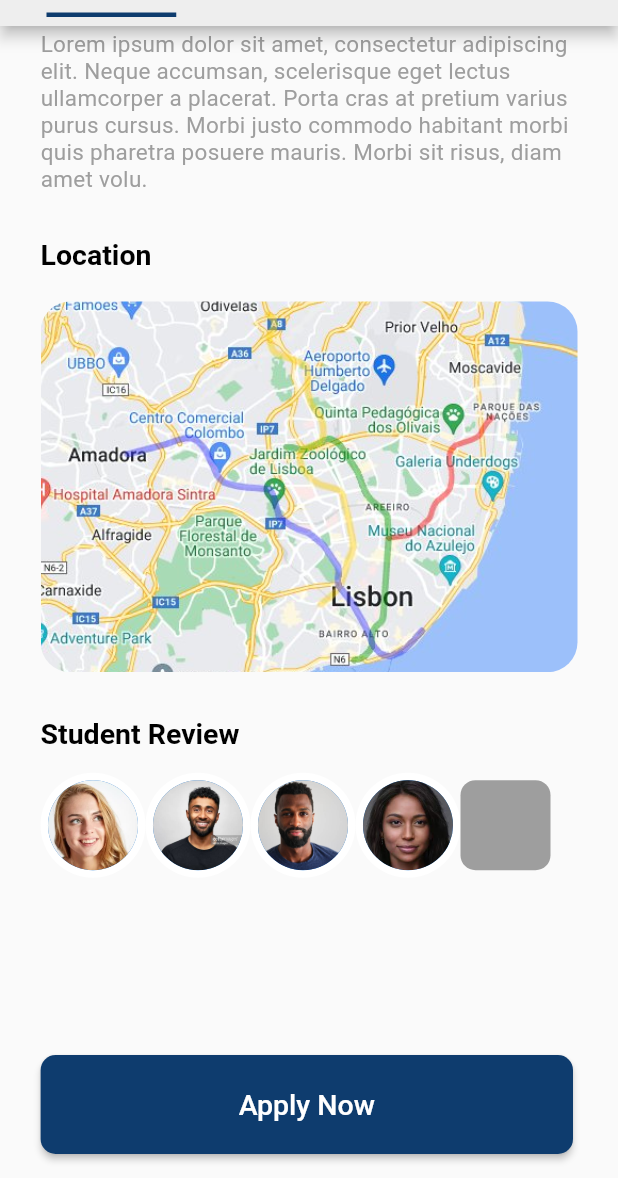
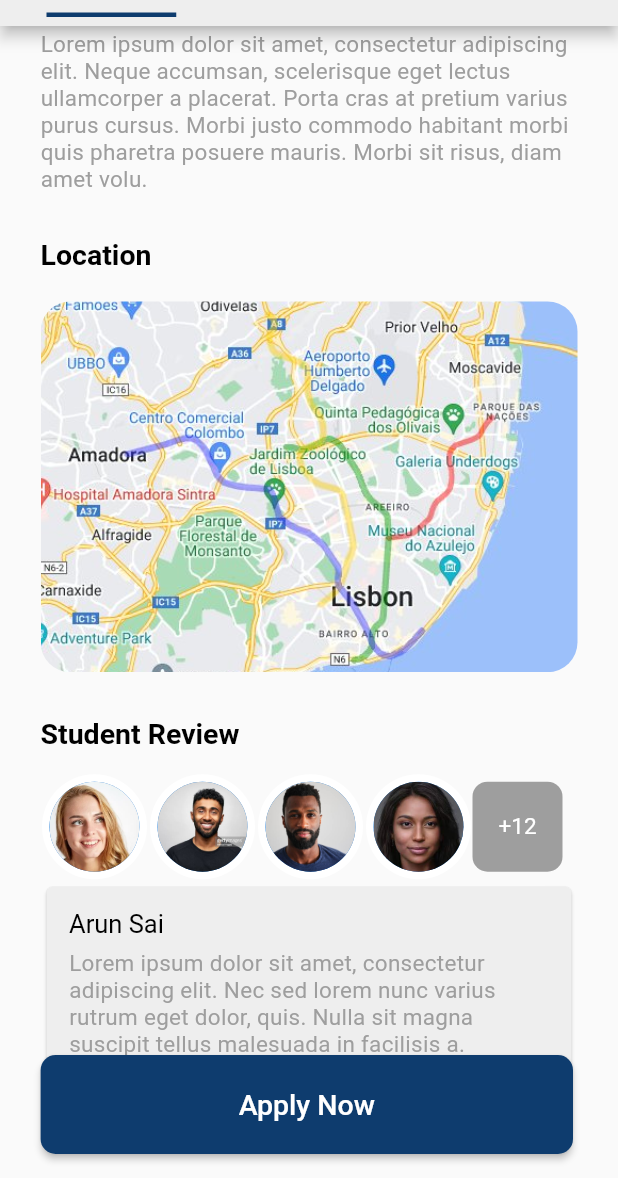
Before and after one commit to destifo/college_app, a Flutter app: the DetailScreen2 screen opened directly, scrolled down 441 dp, on a phone screen of 412 x 824 dp, the part 58-1236 px from its top. Run offline on Flutter 3.47's test engine with Material 2 defaults, Android fonts, the light colour scheme and no system bars; our stand-ins replace carousel_slider, persistent_bottom_nav_bar, smooth_page_indicator.

Commit message:
done half of the hostel facility page

```diff
--- a/lib/widgets/circle_image.dart
+++ b/lib/widgets/circle_image.dart
@@ -13,14 +13,16 @@ class CircleImage extends StatelessWidget {
   @override
   Widget build(BuildContext context) {
 // 3
-    return CircleAvatar(
-      backgroundColor: Colors.white,
-      radius: imageRadius,
-// 4
+    return Container(
+      margin: const EdgeInsets.all(1),
       child: CircleAvatar(
-
-        radius: imageRadius - 5,
-        backgroundImage: imageProvider,
+        backgroundColor: Colors.white,
+        radius: imageRadius,
+        // 4
+        child: CircleAvatar(
+          radius: imageRadius - 5,
+          backgroundImage: imageProvider,
+        ),
       ),
     );
   }
--- a/lib/widgets/detail_screen2.dart
+++ b/lib/widgets/detail_screen2.dart
@@ -1,6 +1,9 @@
+import 'package:carousel_slider/carousel_slider.dart';
+import 'package:college_app/widgets/bedIcon.dart';
 import 'package:college_app/widgets/circle_image.dart';
 import 'package:college_app/widgets/college_card2.dart';
 import 'package:flutter/material.dart';
+import 'package:smooth_page_indicator/smooth_page_indicator.dart';
 
 import '../widgets/tab_bar_item.dart';
 
@@ -20,6 +23,16 @@ class _DetailScreenState2 extends State<DetailScreen2>
     tabController = TabController(length: 4, vsync: this);
     super.initState();
   }
+
+  int _activeIndex = 0;
+
+  List<ImageProvider> images = const [
+    AssetImage('assets/images/bed1.jpg'),
+    AssetImage('assets/images/bed2.jpg'),
+    AssetImage('assets/images/bed3.jpg'),
+    AssetImage('assets/images/bed4.jpg'),
+    AssetImage('assets/images/bed5.jpg'),
+  ];
 
   @override
   Widget build(BuildContext context) {
@@ -46,6 +59,18 @@ class _DetailScreenState2 extends State<DetailScreen2>
             ),
           ),
         ],
+      );
+    }
+
+    Widget buildIndicator() {
+      return AnimatedSmoothIndicator(
+        activeIndex: _activeIndex,
+        count: images.length,
+        effect: SlideEffect(
+          dotHeight: 12,
+          dotWidth: 12,
+          activeDotColor: Colors.black,
+        ),
       );
     }
 
@@ -118,16 +143,100 @@ class _DetailScreenState2 extends State<DetailScreen2>
                   color: Colors.grey,
                   borderRadius: BorderRadius.circular(10),
                 ),
-              )
+                child: Center(child: const Text('+12')),
+              ),
             ],
+          ),
+          Card(
+            color: Colors.grey.shade200,
+            child: Container(
+              padding: const EdgeInsets.all(15),
+              child: Column(
+                  crossAxisAlignment: CrossAxisAlignment.start,
+                  children: [
+                    const Text('Arun Sai',
+                        style: TextStyle(
+                          color: Colors.black,
+                          fontSize: 17,
+                          fontWeight: FontWeight.w400,
+                        )),
+                    const SizedBox(
+                      height: 7,
+                    ),
+                    const Text(
+                      'Lorem ipsum dolor sit amet, consectetur adipiscing elit. Nec sed lorem nunc varius rutrum eget dolor, quis. Nulla sit magna suscipit tellus malesuada in facilisis a.',
+                      style: TextStyle(color: Colors.grey, letterSpacing: 0.2),
+                    ),
+                    const SizedBox(
+                      height: 5,
+                    ),
+                    Container(
+                      height: 30,
+                      child: ListView.builder(
+                        scrollDirection: Axis.horizontal,
+                        itemBuilder: (context, index) {
+                          return index != 4
+                              ? Icon(
+                                  Icons.star,
+                                  color: Colors.amber,
+                                )
+                              : Icon(Icons.star_outline);
+                        },
+                        itemCount: 5,
+                      ),
+                    ),
+                  ]),
+            ),
+          ),
+          SizedBox(
+            height: 40,
           )
         ],
         [
-          Center(
-              child: Text(
-            "2nd Screen",
-            style: TextStyle(color: Colors.black),
-          ))
+          Row(mainAxisAlignment: MainAxisAlignment.center, children: [
+            BedIcon(true),
+            BedIcon(false),
+            BedIcon(false),
+            BedIcon(false),
+          ]),
+          const SizedBox(
+            height: 15,
+          ),
+          Column(
+            children: [
+              CarouselSlider.builder(
+                itemCount: images.length,
+                itemBuilder: (context, index, realIndex) {
+                  return Container(
+                    // width: 164,
+                    margin: const EdgeInsets.symmetric(horizontal: 9),
+                    decoration: BoxDecoration(
+                        borderRadius: BorderRadius.circular(10),
+                        image: DecorationImage(
+                            fit: BoxFit.cover, image: images[index])),
+                  );
+                },
+                options: CarouselOptions(
+                  initialPage: 1,
+                  onPageChanged: (index, reason) {
+                    setState(() {
+                      _activeIndex = index;
+                    });
+                  },
+                  viewportFraction: 0.5,
+                  // pageSnapping: false,
+                  // enableInfiniteScroll: false,
+                  // enlargeCenterPage: true,
+                  disableCenter: true,
+                  height: 127,
+                ),
+              ),
+              const SizedBox(
+                height: 20,
+              ),
+              buildIndicator(),
+            ],
+          )
         ],
         [
           Center(
@@ -179,7 +288,7 @@ class _DetailScreenState2 extends State<DetailScreen2>
 
     return Scaffold(
       body: NestedScrollView(
-        floatHeaderSlivers: true,
+        // floatHeaderSlivers: true,
         headerSliverBuilder: (context, innerBoxIsScrolled) => [
           appBar,
           SliverToBoxAdapter(
--- a/pubspec.yaml
+++ b/pubspec.yaml
@@ -35,6 +35,8 @@ dependencies:
   # The following adds the Cupertino Icons font to your application.
   # Use with the CupertinoIcons class for iOS style icons.
   cupertino_icons: ^1.0.2
+  carousel_slider: ^4.1.1
+  smooth_page_indicator: ^1.0.0+2
 
 dev_dependencies:
   flutter_test:
```
Also changed, not shown: lib/widgets/bedIcon.dart (added, +43 -0 lines), lib/widgets/option_card.dart (+5 -2 lines), assets/images/bed1.jpg (added), assets/images/bed2.jpg (added), assets/images/bed3.jpg (added), assets/images/bed4.jpg (added), assets/images/bed5.jpg (added), pubspec.lock.
